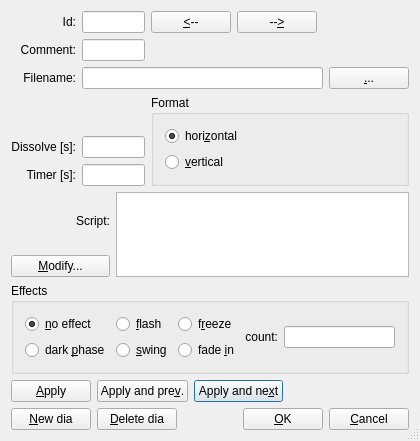
mneuroth/MinDia, file src/DiaInfoDlg4.ui: the form before one commit.
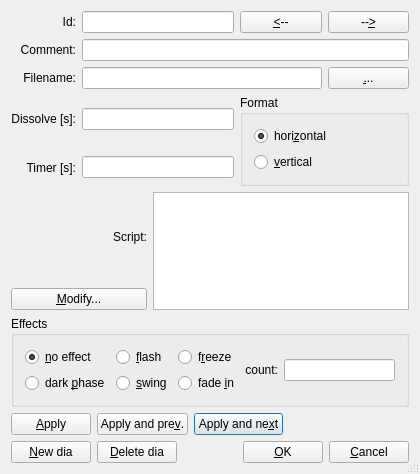
The form after the commit.

Commit message: Added support for ImageRatio, Improved DiaInfo Dialog, Improved handling of string encodings: unified conversion QString to std::string

Diff of the .ui file:
```diff
--- a/src/DiaInfoDlg4.ui
+++ b/src/DiaInfoDlg4.ui
@@ -7,7 +7,7 @@
     <x>0</x>
     <y>0</y>
     <width>420</width>
-    <height>441</height>
+    <height>474</height>
    </rect>
   </property>
   <property name="sizePolicy">
@@ -77,19 +77,6 @@
      </property>
     </widget>
    </item>
-   <item row="0" column="5" colspan="2">
-    <spacer name="horizontalSpacer">
-     <property name="orientation">
-      <enum>Qt::Horizontal</enum>
-     </property>
-     <property name="sizeHint" stdset="0">
-      <size>
-       <width>49</width>
-       <height>20</height>
-      </size>
-     </property>
-    </spacer>
-   </item>
    <item row="1" column="0">
     <widget class="QLabel" name="CommenLabel">
      <property name="text">
@@ -103,22 +90,9 @@
      </property>
     </widget>
    </item>
-   <item row="1" column="1" colspan="2">
+   <item row="1" column="1" colspan="4">
     <widget class="QLineEdit" name="m_pCommentEdit"/>
    </item>
-   <item row="1" column="3" colspan="4">
-    <spacer name="horizontalSpacer_3">
-     <property name="orientation">
-      <enum>Qt::Horizontal</enum>
-     </property>
-     <property name="sizeHint" stdset="0">
-      <size>
-       <width>189</width>
-       <height>20</height>
-      </size>
-     </property>
-    </spacer>
-   </item>
    <item row="2" column="0">
     <widget class="QLabel" name="FileNameLabel">
      <property name="text">
@@ -132,17 +106,33 @@
      </property>
     </widget>
    </item>
-   <item row="2" column="1" colspan="5">
+   <item row="2" column="1" colspan="3">
     <widget class="QLineEdit" name="m_pFileNameEdit"/>
    </item>
-   <item row="2" column="6">
+   <item row="2" column="4">
     <widget class="QPushButton" name="m_pFileNameButton">
      <property name="text">
       <string>&amp;...</string>
      </property>
     </widget>
    </item>
-   <item row="3" column="3" rowspan="3" colspan="4">
+   <item row="3" column="0">
+    <widget class="QLabel" name="DissolveLabel">
+     <property name="text">
+      <string>Dissolve [s]:</string>
+     </property>
+     <property name="alignment">
+      <set>Qt::AlignRight|Qt::AlignTrailing|Qt::AlignVCenter</set>
+     </property>
+     <property name="wordWrap">
+      <bool>false</bool>
+     </property>
+    </widget>
+   </item>
+   <item row="3" column="1" colspan="2">
+    <widget class="QLineEdit" name="m_pDissolveEdit"/>
+   </item>
+   <item row="3" column="3" rowspan="2" colspan="2">
     <widget class="QGroupBox" name="m_pSlideFormat">
      <property name="title">
       <string>Format</string>
@@ -169,22 +159,6 @@
     </widget>
    </item>
    <item row="4" column="0">
-    <widget class="QLabel" name="DissolveLabel">
-     <property name="text">
-      <string>Dissolve [s]:</string>
-     </property>
-     <property name="alignment">
-      <set>Qt::AlignRight|Qt::AlignTrailing|Qt::AlignVCenter</set>
-     </property>
-     <property name="wordWrap">
-      <bool>false</bool>
-     </property>
-    </widget>
-   </item>
-   <item row="4" column="1" colspan="2">
-    <widget class="QLineEdit" name="m_pDissolveEdit"/>
-   </item>
-   <item row="5" column="0">
     <widget class="QLabel" name="TimerLabel">
      <property name="text">
       <string>Timer [s]:</string>
@@ -197,10 +171,10 @@
      </property>
     </widget>
    </item>
-   <item row="5" column="1" colspan="2">
+   <item row="4" column="1" colspan="2">
     <widget class="QLineEdit" name="m_pTimerEdit"/>
    </item>
-   <item row="6" column="0" colspan="2">
+   <item row="5" column="0" colspan="2">
     <layout class="QVBoxLayout">
      <item>
       <widget class="QLabel" name="m_pScriptLabel">
@@ -224,10 +198,10 @@
      </item>
     </layout>
    </item>
-   <item row="6" column="2" colspan="5">
+   <item row="5" column="2" colspan="3">
     <widget class="QPlainTextEdit" name="m_pScript"/>
    </item>
-   <item row="7" column="0" colspan="7">
+   <item row="6" column="0" colspan="5">
     <widget class="QGroupBox" name="m_pEffectButtonGroup">
      <property name="title">
       <string>Effects</string>
@@ -311,7 +285,7 @@
      </layout>
     </widget>
    </item>
-   <item row="8" column="0" colspan="7">
+   <item row="7" column="0" colspan="5">
     <layout class="QVBoxLayout">
      <item>
       <layout class="QHBoxLayout">
```
Left out of the diff: 38 changed lines with no effect on the pictures. The commit also changes 18 other files.
